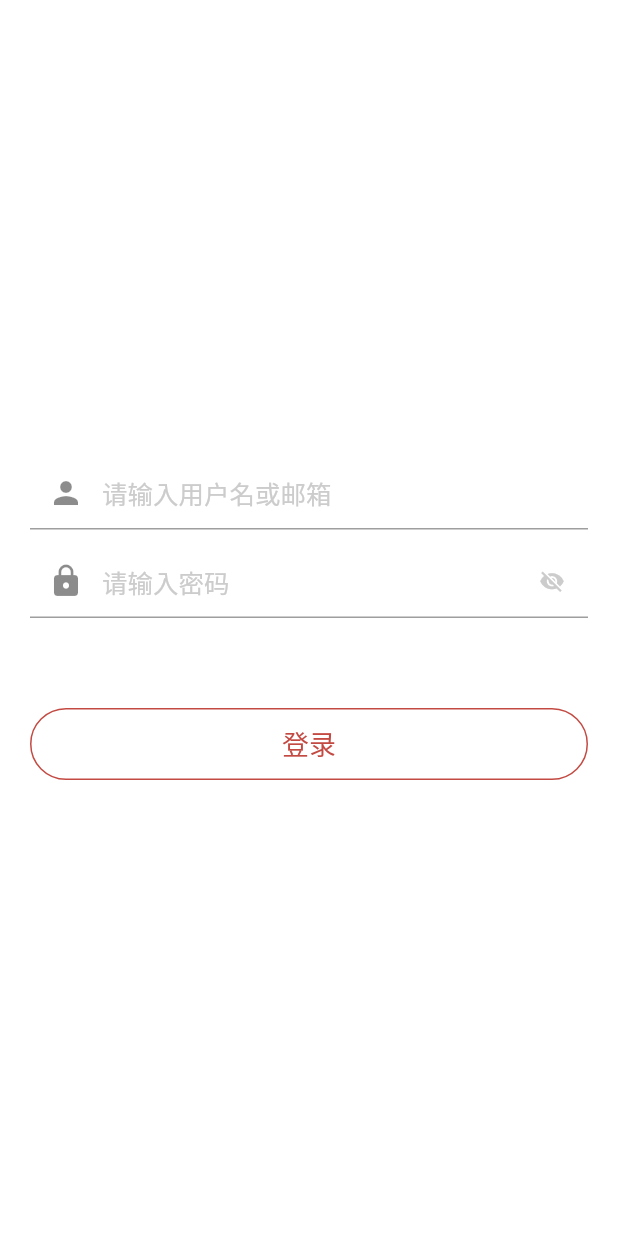
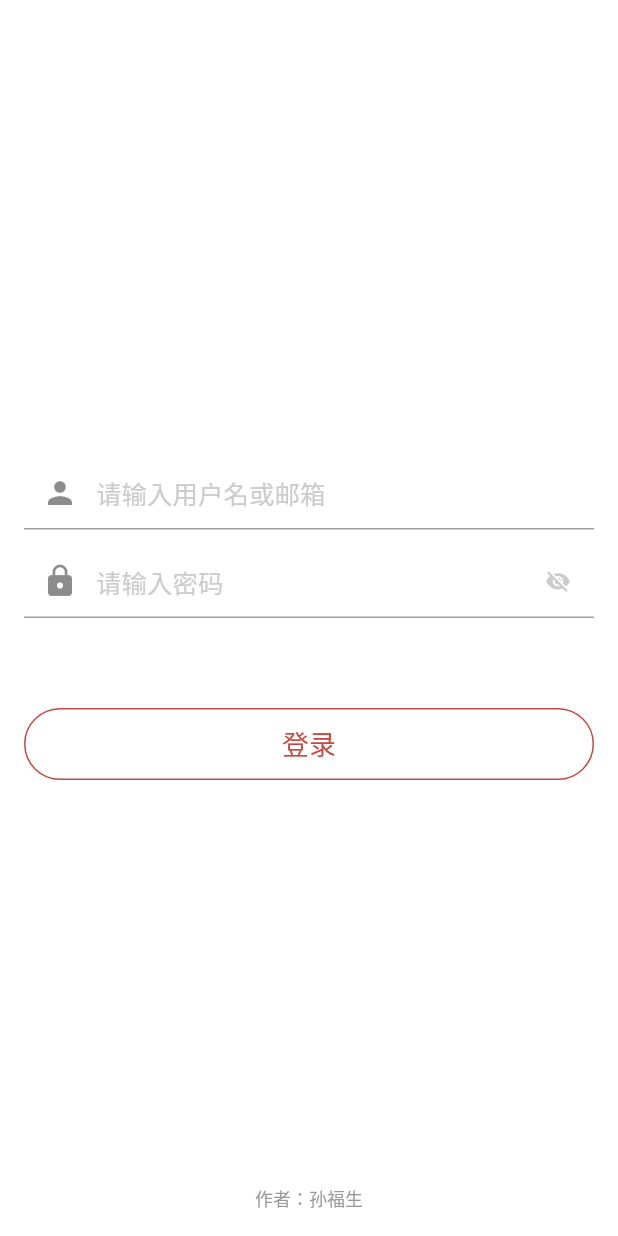
Before and after one commit to sunfusheng/github_flutter, a Flutter app: the screen it shows after launch, on a phone screen of 412 x 824 dp. Run offline on Flutter 3.47's test engine with Material 2 defaults, Android fonts, the phone set to English and light mode, and no system bars; our stand-ins replace fluttertoast.

Commit message:
构建登录页面

```diff
--- a/lib/pages/LoginPage.dart
+++ b/lib/pages/LoginPage.dart
@@ -167,9 +167,12 @@ class _LoginPageState extends State<LoginPage> {
         onTap: () {
           unfocusAll();
         },
-        child: Center(
+        child: Stack(
+          children: <Widget>[
+            Align(
+              alignment: FractionalOffset.center,
               child: Padding(
-            padding: EdgeInsets.only(left: 20, right: 20),
+                padding: EdgeInsets.only(left: 16, right: 16),
                 child: Column(
                   mainAxisAlignment: MainAxisAlignment.center,
                   children: <Widget>[
@@ -182,6 +185,21 @@ class _LoginPageState extends State<LoginPage> {
                 ),
               ),
             ),
+            Align(
+              alignment: FractionalOffset.bottomCenter,
+              child: Padding(
+                padding: EdgeInsets.only(bottom: 16),
+                child: Text(
+                  StringRes.appAuthor,
+                  style: TextStyle(
+                    color: ColorRes.font3,
+                    fontSize: 12,
+                  ),
+                ),
+              ),
+            ),
+          ],
+        ),
       ),
     );
   }
--- a/lib/resource/StringRes.dart
+++ b/lib/resource/StringRes.dart
@@ -1,5 +1,9 @@
 class StringRes {
+  static const String appAuthor = '作者：孙福生';
+  static const String githubUrl = 'https://github.com/sunfusheng/github_flutter';
+
   static const String inputUsernameHint = '请输入用户名或邮箱';
   static const String inputPasswordHint = '请输入密码';
+
   static const String login = '登录';
 }
--- a/lib/resource/ThemeRes.dart
+++ b/lib/resource/ThemeRes.dart
@@ -5,6 +5,8 @@ import 'ColorRes.dart';
 class ThemeRes {
   static ThemeData mainTheme = ThemeData(
     primaryColor: ColorRes.colorPrimary,
+    primaryColorDark: ColorRes.colorPrimary,
+    accentColor: ColorRes.colorPrimary,
     focusColor: ColorRes.colorPrimary,
     backgroundColor: Colors.white,
   );
--- a/pubspec.yaml
+++ b/pubspec.yaml
@@ -22,10 +22,8 @@ dependencies:
 
   # https://github.com/flutter/cupertino_icons
   cupertino_icons: ^0.1.2
-
   # https://github.com/brianegan/font_awesome_flutter
   font_awesome_flutter: ^8.4.0
-
   # https://github.com/PonnamKarthik/FlutterToast
   fluttertoast: ^3.1.3
 
```
Also changed, not shown: 16 other files. Lines whose indentation alone changed are shown as unchanged.
